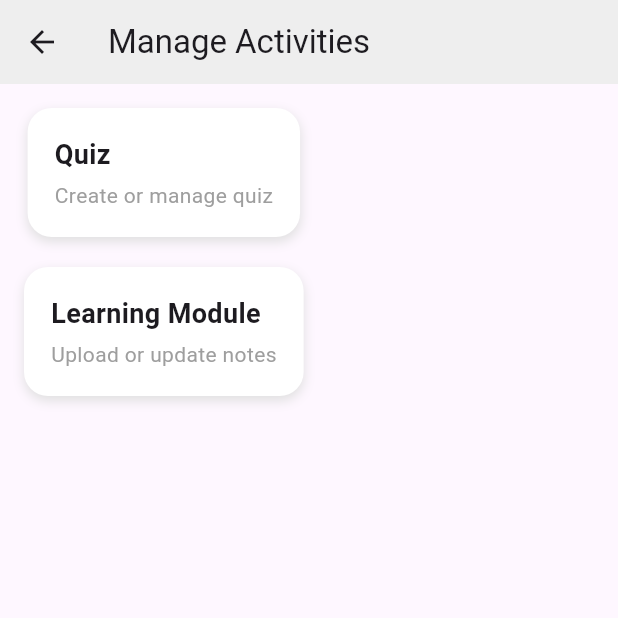
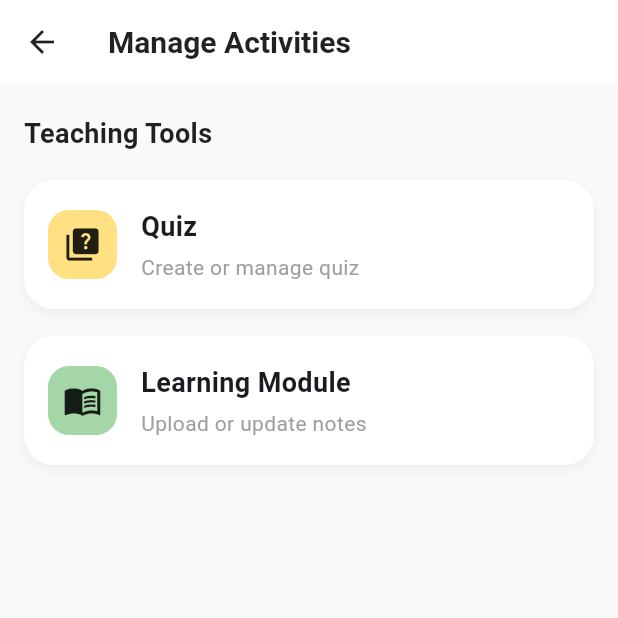
Before and after one commit to AzfarSharifuddin/CScore, a Flutter app: the ManageActivitiesPage screen opened directly, on a phone screen of 412 x 824 dp, the top half of it. Run offline on Flutter 3.47's test engine with Material 3 defaults, Android fonts, the light colour scheme and no system bars; our stand-ins replace chewie, cloud_firestore, dio, firebase_auth, firebase_core, open_filex and 2 more; missing offline and left inert: pdfx; accounts and stored records are empty; network calls fail; statements that could not run were skipped.

Commit message:
update 118

```diff
--- a/cscore/lib/DashboardModule/Screens/manage_activities.dart
+++ b/cscore/lib/DashboardModule/Screens/manage_activities.dart
@@ -1,6 +1,6 @@
 import 'package:flutter/material.dart';
-import 'package:cscore/QuizModule/Management/create_quiz.dart';        // ✅ correct import
-import 'package:cscore/LearningModule/ViewTutorial/viewtutorial.dart';  // ✅ correct import
+import 'package:cscore/QuizModule/Management/create_quiz.dart';
+import 'package:cscore/LearningModule/ViewTutorial/viewtutorial.dart';
 
 class ManageActivitiesPage extends StatelessWidget {
   const ManageActivitiesPage({super.key});
@@ -8,98 +8,157 @@ class ManageActivitiesPage extends StatelessWidget {
   @override
   Widget build(BuildContext context) {
     return Scaffold(
+      backgroundColor: Colors.grey[50],
+
       appBar: AppBar(
-        title: const Text("Manage Activities"),
-        backgroundColor: Colors.grey[200],
+        backgroundColor: Colors.white,
         elevation: 0,
+        leading: IconButton(
+          icon: const Icon(Icons.arrow_back, color: Colors.black87),
+          onPressed: () => Navigator.pop(context),
         ),
+        title: const Text(
+          "Manage Activities",
+          style: TextStyle(
+            fontWeight: FontWeight.w600,
+            color: Colors.black87,
+            fontSize: 20,
+          ),
+        ),
+      ),
+
       body: Padding(
-        padding: const EdgeInsets.all(16),
+        padding: const EdgeInsets.fromLTRB(16, 20, 16, 0),
         child: Column(
+          crossAxisAlignment: CrossAxisAlignment.start,
           children: [
+
+            // SECTION LABEL
+            const Text(
+              "Teaching Tools",
+              style: TextStyle(
+                fontSize: 18,
+                fontWeight: FontWeight.w700,
+                color: Colors.black87,
+              ),
+            ),
+
+            const SizedBox(height: 18),
 
             // ✅ QUIZ CARD
             GestureDetector(
               onTap: () {
                 Navigator.push(
                   context,
-                  MaterialPageRoute(
-                    builder: (_) => const CreateQuizPage(), // ✅ goes to create quiz
-                  ),
+                  MaterialPageRoute(builder: (_) => const CreateQuizPage()),
                 );
               },
               child: Container(
-                padding: const EdgeInsets.all(18),
+                padding: const EdgeInsets.symmetric(vertical: 18, horizontal: 16),
                 decoration: BoxDecoration(
                   color: Colors.white,
-                  borderRadius: BorderRadius.circular(16),
+                  borderRadius: BorderRadius.circular(20),
                   boxShadow: [
                     BoxShadow(
-                      color: Colors.grey.shade300,
-                      blurRadius: 6,
+                      color: Colors.black.withOpacity(0.06),
+                      blurRadius: 8,
                       offset: const Offset(0, 3),
                     ),
                   ],
                 ),
-                child: const Column(
+                child: Row(
+                  children: [
+                    // Quiz Icon
+                    Container(
+                      padding: const EdgeInsets.all(10),
+                      decoration: BoxDecoration(
+                        color: Colors.amber.shade200,
+                        borderRadius: BorderRadius.circular(14),
+                      ),
+                      child: const Icon(Icons.quiz, color: Colors.black87, size: 26),
+                    ),
+                    const SizedBox(width: 16),
+
+                    // TEXT
+                    const Column(
                       crossAxisAlignment: CrossAxisAlignment.start,
                       children: [
                         Text(
                           "Quiz",
-                      style: TextStyle(fontSize: 18, fontWeight: FontWeight.bold),
+                          style: TextStyle(
+                              fontSize: 18, fontWeight: FontWeight.bold),
                         ),
                         SizedBox(height: 4),
                         Text(
                           "Create or manage quiz",
-                      style: TextStyle(fontSize: 14, color: Colors.grey),
+                          style: TextStyle(
+                              fontSize: 14, color: Colors.grey),
+                        ),
+                      ],
                     ),
                   ],
                 ),
               ),
             ),
 
-            const SizedBox(height: 20),
+            const SizedBox(height: 18),
 
             // ✅ LEARNING MODULE CARD
             GestureDetector(
               onTap: () {
                 Navigator.push(
                   context,
-                  MaterialPageRoute(
-                    builder: (_) => const ViewTutorialPage(), // ✅ goes to view tutorial
-                  ),
+                  MaterialPageRoute(builder: (_) => const ViewTutorialPage()),
                 );
               },
               child: Container(
-                padding: const EdgeInsets.all(18),
+                padding: const EdgeInsets.symmetric(vertical: 18, horizontal: 16),
                 decoration: BoxDecoration(
                   color: Colors.white,
-                  borderRadius: BorderRadius.circular(16),
+                  borderRadius: BorderRadius.circular(20),
                   boxShadow: [
                     BoxShadow(
-                      color: Colors.grey.shade300,
-                      blurRadius: 6,
+                      color: Colors.black.withOpacity(0.06),
+                      blurRadius: 8,
                       offset: const Offset(0, 3),
                     ),
                   ],
                 ),
-                child: const Column(
+                child: Row(
+                  children: [
+                    // Learning Icon
+                    Container(
+                      padding: const EdgeInsets.all(10),
+                      decoration: BoxDecoration(
+                        color: Colors.green.shade200,
+                        borderRadius: BorderRadius.circular(14),
+                      ),
+                      child:
+                          const Icon(Icons.menu_book, color: Colors.black87, size: 26),
+                    ),
+                    const SizedBox(width: 16),
+
+                    // TEXT
+                    const Column(
                       crossAxisAlignment: CrossAxisAlignment.start,
                       children: [
                         Text(
                           "Learning Module",
-                      style: TextStyle(fontSize: 18, fontWeight: FontWeight.bold),
+                          style: TextStyle(
+                              fontSize: 18, fontWeight: FontWeight.bold),
                         ),
                         SizedBox(height: 4),
                         Text(
                           "Upload or update notes",
-                      style: TextStyle(fontSize: 14, color: Colors.grey),
+                          style: TextStyle(
+                              fontSize: 14, color: Colors.grey),
+                        ),
+                      ],
                     ),
                   ],
                 ),
               ),
             ),
-
           ],
         ),
       ),
```
Lines whose indentation alone changed are shown as unchanged.
